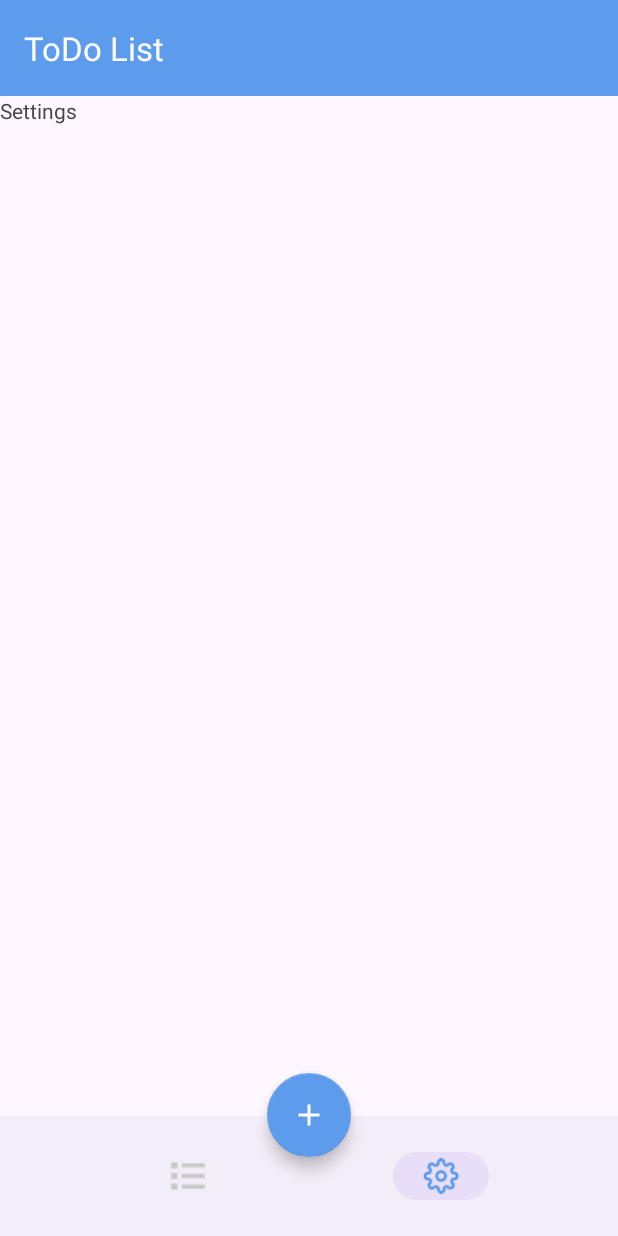
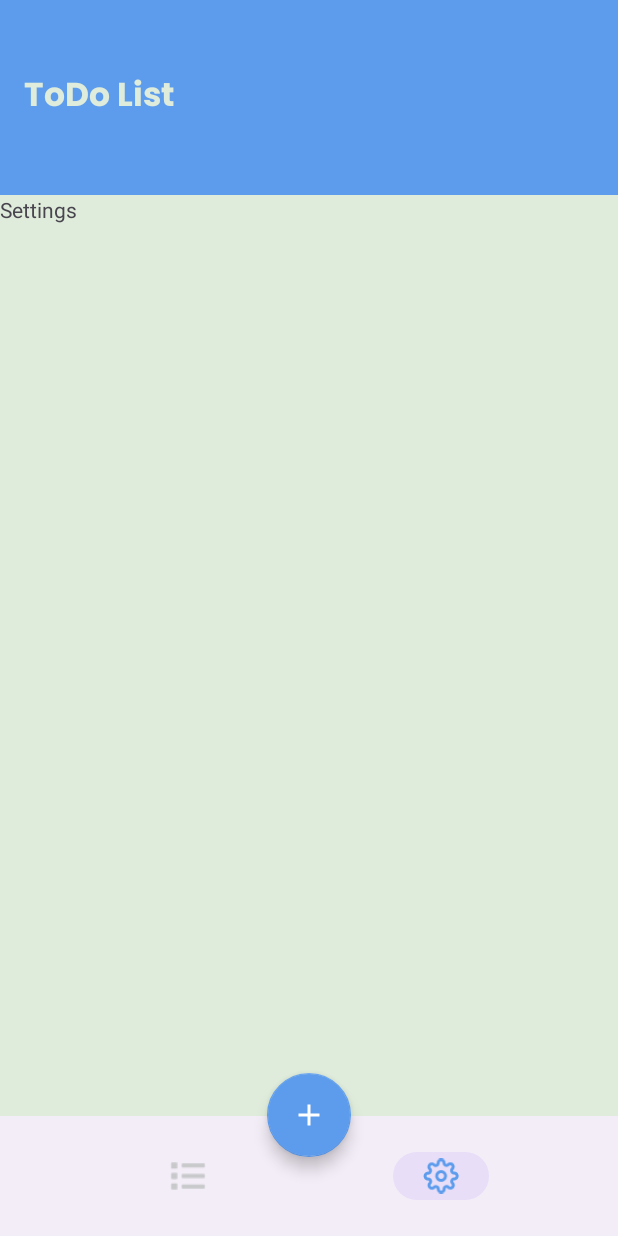
Before and after one commit to Abdullah-BenDarY/To-Do, an Android app: the AddTaskBottomSheet screen opened through its navigation route, item 2 of the bottom bar chosen, on a phone screen of 412 x 824 dp. Run offline under Robolectric (Android 15) with nearby library versions, the light colour scheme and no system bars; our stand-ins replace Room's generated code, sdp/ssp sizes.

Commit message:
feat : implement calendaar view in task fragment to get tasks by date

```diff
--- a/app/build.gradle.kts
+++ b/app/build.gradle.kts
@@ -64,10 +64,12 @@ dependencies {
     //Leaks
     debugImplementation (libs.leakcanary.android)
 
+    // sdp - ssp
     implementation (libs.sdp.android)
     implementation (libs.ssp.android)
-    implementation ("com.github.prolificinteractive:material-calendarview:1.1.1")
 
+    // calendar View
+    implementation(libs.calendar.view)
 
 
 
--- a/app/src/main/java/com/example/todo/ui/AddTaskBottomSheet.kt
+++ b/app/src/main/java/com/example/todo/ui/AddTaskBottomSheet.kt
@@ -77,7 +77,7 @@ class AddTaskBottomSheet() :
     private fun initDateDialog(selectedDate: Calendar) {
         val dialog = DatePickerDialog(
             requireContext(),
-            { view, year, month, dayOfMonth ->
+            { _, year, month, dayOfMonth ->
                 selectedDate.set(Calendar.YEAR, year)
                 selectedDate.set(Calendar.MONTH, month)
                 selectedDate.set(Calendar.DAY_OF_MONTH, dayOfMonth)
--- a/app/src/main/java/com/example/todo/ui/MainActivity.kt
+++ b/app/src/main/java/com/example/todo/ui/MainActivity.kt
@@ -4,9 +4,14 @@ import androidx.activity.OnBackPressedCallback
 import androidx.navigation.findNavController
 import com.example.todo.R.id.*
 import com.example.todo.base.BaseActivity
+import com.example.todo.dataBase.MyDataBase
+import com.example.todo.dataBase.moel.ModelTask
 import com.example.todo.databinding.ActivityMainBinding
 
 class MainActivity : BaseActivity<ActivityMainBinding>(ActivityMainBinding::inflate) {
+
+    private val dataBase = MyDataBase
+    private val tasks = ModelTask()
 
     override fun onClicks() {
         setupNavController()
@@ -15,6 +20,9 @@ class MainActivity : BaseActivity<ActivityMainBinding>(ActivityMainBinding::infl
                 findNavController(nav_host_fragment).navigate(addTaskBottomSheet)
             }
 
+            appBar.setOnClickListener{
+                dataBase.dp?.myDao()?.deleteTask(tasks)
+            }
         }
     }
 
--- a/app/src/main/res/layout/activity_main.xml
+++ b/app/src/main/res/layout/activity_main.xml
@@ -2,29 +2,39 @@
 <androidx.coordinatorlayout.widget.CoordinatorLayout xmlns:android="http://schemas.android.com/apk/res/android"
     xmlns:app="http://schemas.android.com/apk/res-auto"
     android:layout_width="match_parent"
-    android:layout_height="match_parent">
+    android:layout_height="match_parent"
+    android:background="@color/background_color">
+
 
     <com.google.android.material.appbar.AppBarLayout
+        android:id="@+id/appBar"
         android:layout_width="match_parent"
         android:layout_height="wrap_content">
 
         <com.google.android.material.appbar.MaterialToolbar
-            android:id="@+id/toolbar"
             android:layout_width="match_parent"
-            android:layout_height="wrap_content"
+            android:layout_height="@dimen/_100sdp"
             android:background="@color/primary_blue">
 
-            <TextView
-                android:id="@+id/title"
+            <androidx.constraintlayout.widget.ConstraintLayout
                 android:layout_width="match_parent"
-                android:layout_height="wrap_content"
-                android:text="@string/todo_list"
-                android:textColor="@color/white"
-                android:textSize="22sp" />
+                android:layout_height="wrap_content">
 
+                <TextView
+                    android:layout_width="wrap_content"
+                    android:layout_height="wrap_content"
+                    android:text="@string/todo_list"
+                    android:textColor="@color/text_color"
+                    android:fontFamily="@font/poppins_bold"
+                    android:textSize="22sp"
+                    app:layout_constraintStart_toStartOf="parent"
+                    app:layout_constraintTop_toTopOf="parent"
+                    app:layout_constraintBottom_toBottomOf="parent"
+
+                    />
+            </androidx.constraintlayout.widget.ConstraintLayout>
         </com.google.android.material.appbar.MaterialToolbar>
     </com.google.android.material.appbar.AppBarLayout>
-
     <com.google.android.material.bottomappbar.BottomAppBar
         android:id="@+id/bottomAppBar"
         android:layout_width="match_parent"
@@ -78,89 +88,3 @@
 
 
 </androidx.coordinatorlayout.widget.CoordinatorLayout>
-
-
-    <!--<?xml version="1.0" encoding="utf-8"?>-->
-    <!--<androidx.coordinatorlayout.widget.CoordinatorLayout xmlns:android="http://schemas.android.com/apk/res/android"-->
-    <!--    xmlns:app="http://schemas.android.com/apk/res-auto"-->
-    <!--    xmlns:tools="http://schemas.android.com/tools"-->
-    <!--    android:id="@+id/main"-->
-    <!--    android:background="@color/background_color"-->
-    <!--    android:layout_width="match_parent"-->
-    <!--    android:layout_height="match_parent"-->
-    <!--    android:layout_marginBottom="?android:attr/actionBarSize"-->
-    <!--    tools:context=".ui.MainActivity">-->
-
-    <!--    <include-->
-    <!--        android:id="@+id/app_bar"-->
-    <!--        android:layout_width="match_parent"-->
-    <!--        android:layout_height="wrap_content"-->
-    <!--        layout="@layout/appbar_layout"-->
-    <!--        />-->
-
-    <!--    <androidx.constraintlayout.widget.ConstraintLayout-->
-    <!--        android:layout_width="match_parent"-->
-    <!--        android:layout_height="match_parent"-->
-    <!--        android:layout_marginBottom="?attr/actionBarSize"-->
-    <!--        app:layout_behavior="@string/appbar_scrolling_view_behavior"-->
-    <!--        >-->
-
-    <!--        <fragment-->
-    <!--        android:id="@+id/nav_host_fragment"-->
-    <!--        android:name="androidx.navigation.fragment.NavHostFragment"-->
-    <!--        android:layout_width="match_parent"-->
-    <!--            android:layout_height="match_parent"-->
-    <!--        app:defaultNavHost="true"-->
-    <!--        app:navGraph="@navigation/nav" />-->
-    <!--    </androidx.constraintlayout.widget.ConstraintLayout>-->
-
-    <!--    <androidx.coordinatorlayout.widget.CoordinatorLayout-->
-    <!--        android:id="@+id/cr_layout"-->
-    <!--        android:layout_width="match_parent"-->
-    <!--        android:layout_height="wrap_content"-->
-    <!--        android:layout_gravity="bottom"-->
-    <!--        app:layout_constraintBottom_toBottomOf="parent"-->
-    <!--        app:layout_constraintEnd_toEndOf="parent"-->
-    <!--        app:layout_constraintStart_toStartOf="parent">-->
-
-    <!--        <com.google.android.material.bottomappbar.BottomAppBar-->
-    <!--            android:id="@+id/bottomAppBar"-->
-    <!--            android:layout_width="match_parent"-->
-    <!--            android:layout_height="wrap_content"-->
-    <!--            android:layout_gravity="bottom"-->
-    <!--            app:fabAlignmentMode="center"-->
-    <!--            app:fabAnchorMode="cradle"-->
-    <!--            app:fabCradleMargin="@dimen/_6sdp"-->
-    <!--            app:fabCradleVerticalOffset="@dimen/_15sdp"-->
-    <!--            >-->
-
-    <!--            <com.google.android.material.bottomnavigation.BottomNavigationView-->
-    <!--                android:id="@+id/btm_nav"-->
-    <!--                android:layout_width="match_parent"-->
-    <!--                android:layout_height="match_parent"-->
-    <!--                android:layout_gravity="center"-->
-    <!--                android:backgroundTint="@color/btm_nav_color"-->
-    <!--                app:itemIconTint="@color/btm_nav_item_color"-->
-    <!--                app:itemTextColor="@color/btm_nav_item_color"-->
-    <!--                app:labelVisibilityMode="unlabeled"-->
-    <!--                app:elevation="0dp"-->
-    <!--                app:itemBackground="@null"-->
-    <!--                app:menu="@menu/btm_nav_menu" />-->
-    <!--        </com.google.android.material.bottomappbar.BottomAppBar>-->
-
-    <!--        <com.google.android.material.floatingactionbutton.FloatingActionButton-->
-    <!--            android:id="@+id/fab_add_task"-->
-    <!--            android:layout_width="wrap_content"-->
-    <!--            android:layout_height="wrap_content"-->
-    <!--            style="@style/CircularShapeOverlay"-->
-    <!--            android:backgroundTint="@color/primary_blue"-->
-    <!--            android:src="@drawable/ic_add"-->
-    <!--            android:tintMode="@color/white"-->
-    <!--            app:layout_anchorGravity="top|center"-->
-    <!--            app:layout_anchor="@id/bottomAppBar"-->
-    <!--            app:shapeAppearanceOverlay="@style/CircularShapeOverlay"-->
-    <!--            />-->
-    <!--    </androidx.coordinatorlayout.widget.CoordinatorLayout>-->
-
-
-    <!--</androidx.coordinatorlayout.widget.CoordinatorLayout>-->
--- a/app/src/main/res/layout/bottom_sheet_add_task.xml
+++ b/app/src/main/res/layout/bottom_sheet_add_task.xml
@@ -79,6 +79,7 @@
             android:hint="@string/select_date"
             android:padding="10dp"
             android:gravity="center"
+            android:textColor="@color/text_color2"
             android:textColorHint="@color/gray_hint"
             app:layout_constraintTop_toBottomOf="@id/description_til" />
     </com.google.android.material.textfield.TextInputLayout>
--- a/app/src/main/res/values-night/color.xml
+++ b/app/src/main/res/values-night/color.xml
@@ -10,8 +10,8 @@
     <color name="btm_nav_color">#141922</color>
     <color name="gray_hint">#CDCACA</color>
     <color name="green">#61E757</color>
-
     <color name="text_color">@color/black</color>
+    <color name="text_color2">@color/white</color>
 
 
 
--- a/app/src/main/res/values/color.xml
+++ b/app/src/main/res/values/color.xml
@@ -11,6 +11,7 @@
     <color name="gray_hint">#A9A9A9</color>
     <color name="green">#61E757</color>
     <color name="text_color">@color/background_color</color>
+    <color name="text_color2">@color/black</color>
 
 
 </resources>
--- a/gradle.properties
+++ b/gradle.properties
@@ -21,3 +21,4 @@ kotlin.code.style=official
 # resources declared in the library itself and none from the library's dependencies,
 # thereby reducing the size of the R class for that library
 android.nonTransitiveRClass=true
+android.enableJetifier=true
--- a/gradle/libs.versions.toml
+++ b/gradle/libs.versions.toml
@@ -15,6 +15,7 @@ activity = "1.9.1"
 constraintlayout = "2.1.4"
 sdpAndroid = "1.1.1"
 sspAndroid = "1.1.1"
+calendar = "2.0.0"
 
 [libraries]
 androidx-core-ktx = { group = "androidx.core", name = "core-ktx", version.ref = "coreKtx" }
@@ -31,6 +32,7 @@ material = { group = "com.google.android.material", name = "material", version.r
 navigation-safe-args-gradle-plugin = { module = "androidx.navigation:navigation-safe-args-gradle-plugin", version.ref = "navigationSafeArgsGradlePlugin" }
 androidx-activity = { group = "androidx.activity", name = "activity", version.ref = "activity" }
 androidx-constraintlayout = { group = "androidx.constraintlayout", name = "constraintlayout", version.ref = "constraintlayout" }
+calendar-view = { group = "com.github.prolificinteractive", name = "material-calendarview", version.ref = "calendar" }
 sdp-android = { module = "com.intuit.sdp:sdp-android", version.ref = "sdpAndroid" }
 ssp-android = { module = "com.intuit.ssp:ssp-android", version.ref = "sspAndroid" }
 
```
Also changed, not shown: app/src/main/res/layout/appbar_layout.xml (deleted, +0 -40 lines), app/src/main/res/layout/fragment_task.xml (+17 -3 lines).
